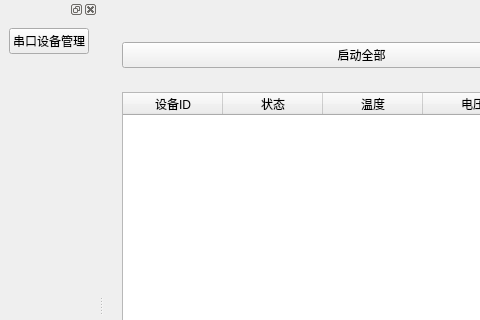
Before: the Qt Designer form UI/mainwindow.ui in Chick9N/MonitoringSystem, drawn with Qt 5; both pictures show x 0 to 480 and y 0 to 320 of the 1104 by 631 pixel window.
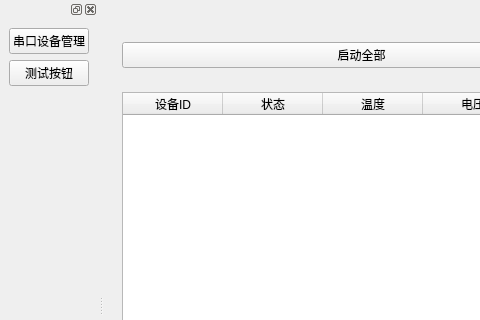
After: the same form once the commit is applied.

What changed in the file:
```diff
--- a/UI/mainwindow.ui
+++ b/UI/mainwindow.ui
@@ -193,6 +193,13 @@
        </property>
       </widget>
      </item>
+     <item>
+      <widget class="QPushButton" name="testBtn">
+       <property name="text">
+        <string>测试按钮</string>
+       </property>
+      </widget>
+     </item>
      <item>
       <spacer name="verticalSpacer">
        <property name="orientation">
```
